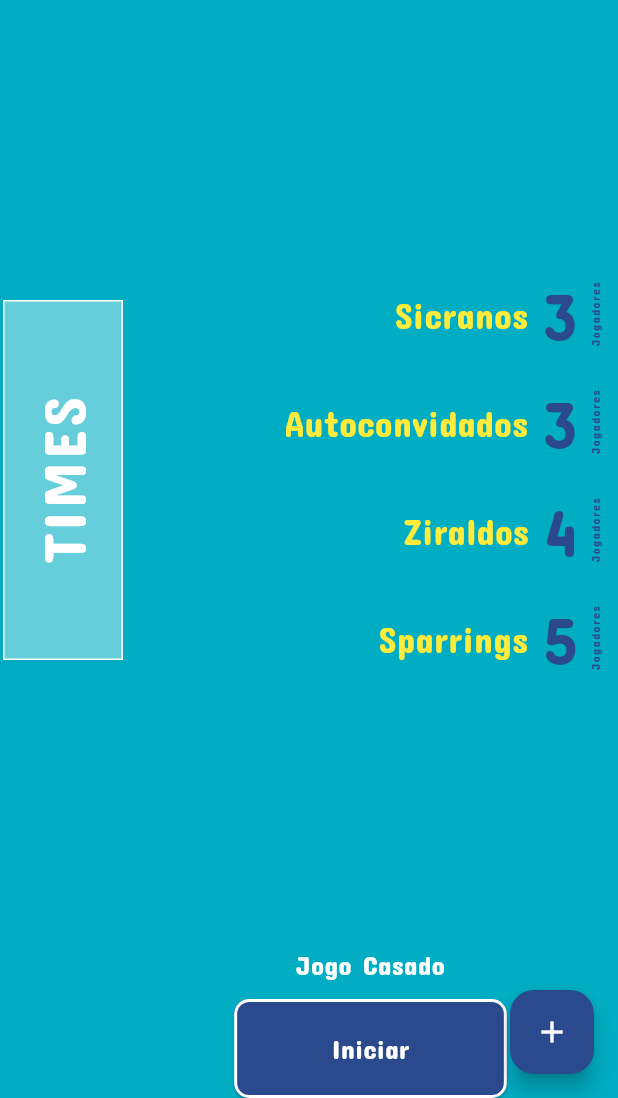
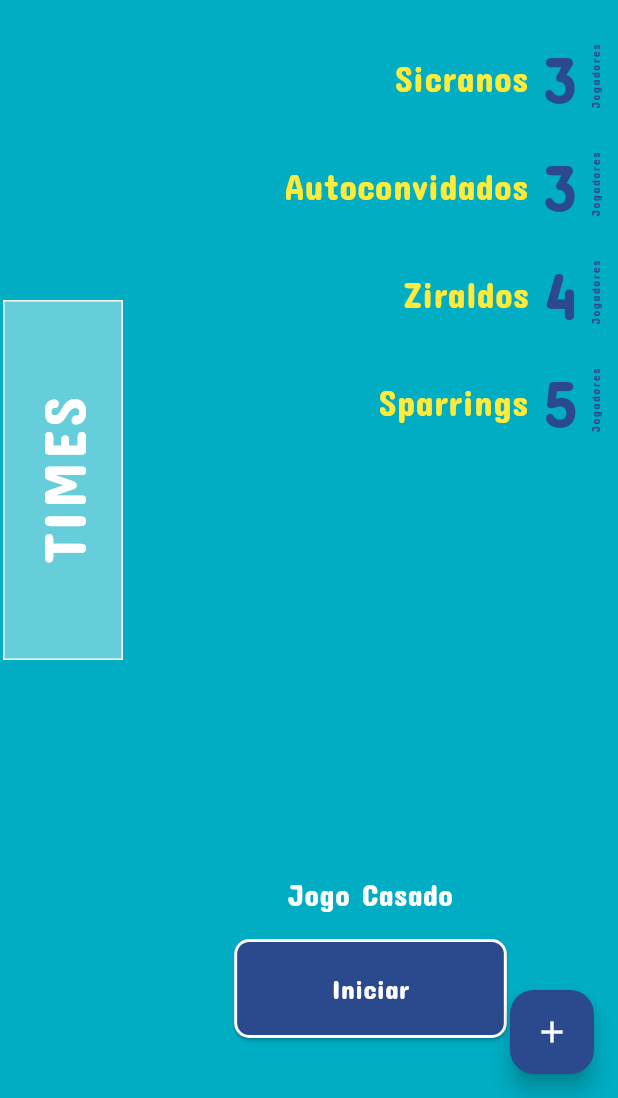
Before and after one commit to PL251431/App-Volley, a Flutter app: the screen it shows after launch, on a phone screen of 412 x 824 dp, the part 138-1236 px from its top. Run offline on Flutter 3.47's test engine with Material 3 defaults, Android fonts, the phone set to English and light mode, and no system bars.

Commit message:
melhorando a posição do footer widget na tela um

```diff
--- a/lib/screens/first_screen.dart
+++ b/lib/screens/first_screen.dart
@@ -20,7 +20,7 @@ class FirstScreen extends StatelessWidget {
             child: Container(
               color: const Color(0xff00ADC3),
               child: const Center(
-                child: TextTeams(title: 'TIMES'), // Usa o widget RotatedTime
+                child: TextTeams(title: 'TIMES'), // Usa o widget TextTeams
               ),
             ),
           ),
@@ -43,7 +43,7 @@ class FirstScreen extends StatelessWidget {
                     ],
                   ),
                 ),
-                // Substituímos o rodapé original pelo FooterWidget
+                const Spacer(), // Empurra os widgets acima para cima
                 FooterWidget(
                   onStartPressed: () {
                     Navigator.pushNamed(context, '/game'); // Vai para a próxima tela
--- a/lib/widgets/footer_widget.dart
+++ b/lib/widgets/footer_widget.dart
@@ -8,8 +8,10 @@ class FooterWidget extends StatelessWidget {
 
   @override
   Widget build(BuildContext context) {
-    return Column(
-      mainAxisSize: MainAxisSize.min, // Garante que o tamanho do widget seja compacto
+    return Padding(
+      padding: const EdgeInsets.only(bottom: 40.0), // Afasta o botão da parte inferior da tela
+      child: Column(
+        mainAxisSize: MainAxisSize.min,
         mainAxisAlignment: MainAxisAlignment.center, // Centraliza verticalmente
         crossAxisAlignment: CrossAxisAlignment.center, // Centraliza horizontalmente
         children: [
@@ -19,14 +21,15 @@ class FooterWidget extends StatelessWidget {
             style: TextStyle(
               fontFamily: 'ConcertOne',
               color: Colors.white,
-            fontSize: 18,
+              fontSize: 20,
             ),
           ),
-        const SizedBox(height: 10),
+          const SizedBox(height: 15), // Espaçamento entre o texto e o botão
           StartButton(
             onPressed: onStartPressed,
           ),
         ],
+      ),
     );
   }
 }
```
Lines whose indentation alone changed are shown as unchanged.
